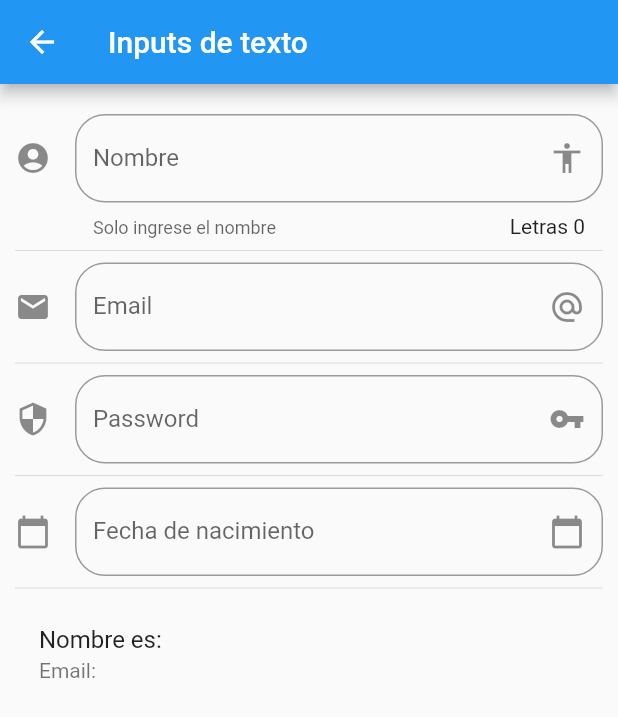
After one commit to OCTVRM/components, a Flutter app: the screen it shows after launch, after a tap on "Inputs", on a phone screen of 412 x 824 dp. The commit adds this screen. Shown: the top 717 px of the screen. Run offline on Flutter 3.47's test engine with Material 2 defaults, Android fonts, the phone set to English and light mode, and no system bars; network calls fail.

Commit message:
Form registro
Se comienza formulario registro
- texbox
- calendario

```diff
--- a/data/menu_opts.json
+++ b/data/menu_opts.json
@@ -20,6 +20,11 @@
             "ruta" : "animatedContainer",
             "icon" : "donut_large",
             "texto": "Animated Container"
+        },
+        {
+            "ruta" : "inputs",
+            "icon" : "inputs",
+            "texto": "Inputs"
         }
     ]
 }
--- a/lib/main.dart
+++ b/lib/main.dart
@@ -1,9 +1,8 @@
 import 'package:flutter/material.dart';
 
+import 'package:flutter_localizations/flutter_localizations.dart';
 import 'package:components/src/pages/alert_page.dart';
 import 'package:components/src/routes/routes.dart';
-
-
 
 void main() => runApp(MyApp());
 
@@ -13,6 +12,15 @@ class MyApp extends StatelessWidget {
     return MaterialApp(
       title: 'Componentes App',
       debugShowCheckedModeBanner: false,
+      localizationsDelegates: [
+        GlobalMaterialLocalizations.delegate,
+        GlobalWidgetsLocalizations.delegate,
+        GlobalCupertinoLocalizations.delegate,
+      ],
+      supportedLocales: [
+        const Locale('en', 'US'), // English
+        const Locale('es', 'ES'),
+      ],
       //home: HomePage(),
       initialRoute: '/',
       routes: getApplicationRoutes(),
--- /dev/null
+++ b/lib/src/pages/input_page.dart
@@ -0,0 +1,132 @@
+import 'package:flutter/material.dart';
+
+class InputPage extends StatefulWidget {
+  @override
+  _InputPageState createState() => _InputPageState();
+}
+
+class _InputPageState extends State<InputPage> {
+  String _nombre = '';
+  String _email = '';
+  String _fecha = '';
+  TextEditingController _inputFieldDateController = new TextEditingController();
+
+  @override
+  Widget build(BuildContext context) {
+    return Scaffold(
+      appBar: AppBar(
+        title: Text('Inputs de texto'),
+      ),
+      body: ListView(
+        padding: EdgeInsets.symmetric(horizontal: 10.0, vertical: 20.0),
+        children: <Widget>[
+          _crearInput(),
+          Divider(),
+          _crearEmail(),
+          Divider(),
+          _crearPassword(),
+          Divider(),
+          _crearFecha(context),
+          Divider(),
+          _crearPersona()
+        ],
+      ),
+    );
+  }
+
+  Widget _crearInput() {
+    return TextField(
+      textCapitalization: TextCapitalization.sentences,
+      decoration: InputDecoration(
+          border: OutlineInputBorder(borderRadius: BorderRadius.circular(20.0)),
+          counter: Text('Letras ${_nombre.length}'),
+          hintText: 'Nombre de la persona',
+          labelText: 'Nombre',
+          helperText: 'Solo ingrese el nombre',
+          suffixIcon: Icon(Icons.accessibility),
+          icon: Icon(Icons.account_circle)),
+      onChanged: (valor) {
+        setState(() {
+          _nombre = valor;
+        });
+      },
+    );
+  }
+
+  Widget _crearPersona() {
+    return ListTile(
+      title: Text('Nombre es: $_nombre'),
+      subtitle: Text('Email: $_email'),
+    );
+  }
+
+  Widget _crearEmail() {
+    return TextField(
+        keyboardType: TextInputType.emailAddress,
+        decoration: InputDecoration(
+            border:
+                OutlineInputBorder(borderRadius: BorderRadius.circular(20.0)),
+            hintText: 'Email',
+            labelText: 'Email',
+            suffixIcon: Icon(Icons.alternate_email),
+            icon: Icon(Icons.email)),
+        onChanged: (valor) => setState(() {
+              _email = valor;
+            }));
+  }
+
+  Widget _crearPassword() {
+    return TextField(
+        obscureText: true,
+        keyboardType: TextInputType.emailAddress,
+        decoration: InputDecoration(
+            border:
+                OutlineInputBorder(borderRadius: BorderRadius.circular(20.0)),
+            hintText: 'Ingrese password',
+            labelText: 'Password',
+            suffixIcon: Icon(Icons.vpn_key),
+            icon: Icon(Icons.security)),
+        onChanged: (valor) => setState(() {
+              _email = valor;
+            }));
+  }
+
+  Widget _crearFecha(BuildContext context) {
+    return TextField(
+        enableInteractiveSelection: false,
+        controller: _inputFieldDateController,
+        decoration: InputDecoration(
+            border:
+                OutlineInputBorder(borderRadius: BorderRadius.circular(20.0)),
+            hintText: 'Fecha de nacimiento',
+            labelText: 'Fecha de nacimiento',
+            suffixIcon: Icon(Icons.calendar_today),
+            icon: Icon(Icons.calendar_today)),
+            onTap: (){
+
+              FocusScope.of(context).requestFocus(new FocusNode());
+              _selectDate(context);
+
+                          },
+                      );
+                }
+
+                _selectDate(BuildContext context) async {
+                  DateTime picked = await showDatePicker(
+                    context: context,
+                    initialDate: new DateTime.now(),
+                    firstDate: new DateTime(2018),
+                    lastDate: new DateTime(2025),
+                    locale: Locale('es', 'ES')
+                  );
+
+                  if ( picked != null){
+                    setState(() {
+                      _fecha = picked.toString();
+                      _inputFieldDateController.text = _fecha;
+                    });
+                  }
+
+
+                }
+}
--- a/lib/src/routes/routes.dart
+++ b/lib/src/routes/routes.dart
@@ -1,6 +1,6 @@
-
 import 'package:flutter/material.dart';
 
+import 'package:components/src/pages/input_page.dart';
 import 'package:components/src/pages/alert_page.dart';
 import 'package:components/src/pages/avatar_page.dart';
 import 'package:components/src/pages/card_page.dart';
@@ -17,5 +17,6 @@ return <String,WidgetBuilder>{
     'avatar': (BuildContext context) => AvatarPage(),
     'card': (BuildContext context) => CardPage(),
     'animatedContainer': (BuildContext context) => AnimatedContainerPage(),
+    'inputs': (BuildContext context) => InputPage(),
   };
 }
--- a/lib/src/utils/icono_string_util.dart
+++ b/lib/src/utils/icono_string_util.dart
@@ -5,7 +5,8 @@ final _icons = <String, IconData>{
 'add_alert'       : Icons.add_alert,
 'accessibility'   : Icons.accessibility,
 'folder_open'     : Icons.folder_open,
-'donut_large'    : Icons.donut_large,
+'donut_large'     : Icons.donut_large,
+'inputs'          : Icons.input,
 
 };
 
--- a/pubspec.yaml
+++ b/pubspec.yaml
@@ -18,6 +18,9 @@ environment:
 
 dependencies:
   flutter:
+    sdk: flutter
+
+  flutter_localizations:
     sdk: flutter
 
   # The following adds the Cupertino Icons font to your application.
```
Also changed, not shown: pubspec.lock.
